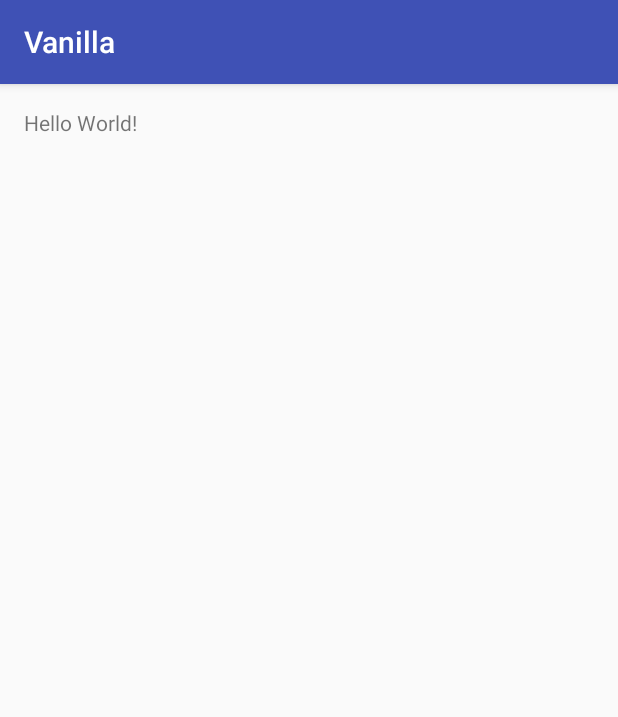
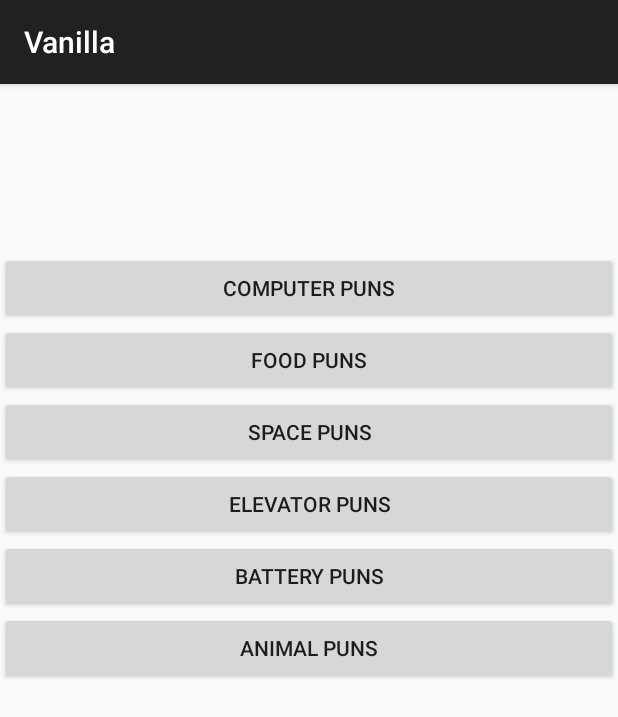
Before and after one commit to sinzianag/vanilla, an Android app: the screen it shows after launch (MainActivity), on a phone screen of 412 x 824 dp. Shown: the top 717 px of the screen. Run offline under Robolectric (Android 15) with nearby library versions, the phone set to English and light mode, and no system bars.

Commit message:
Simple app structure with Fragments

```diff
--- a/app/src/main/AndroidManifest.xml
+++ b/app/src/main/AndroidManifest.xml
@@ -7,7 +7,7 @@
         android:icon="@mipmap/ic_launcher"
         android:label="@string/app_name"
         android:supportsRtl="true"
-        android:theme="@style/AppTheme">
+        android:theme="@style/Theme.AppCompat.Light.DarkActionBar">
         <activity android:name=".MainActivity">
             <intent-filter>
                 <action android:name="android.intent.action.MAIN" />
--- a/app/src/main/java/me/sinziana/vanilla/MainActivity.java
+++ b/app/src/main/java/me/sinziana/vanilla/MainActivity.java
@@ -1,7 +1,9 @@
 package me.sinziana.vanilla;
 
+import android.app.FragmentManager;
 import android.support.v7.app.AppCompatActivity;
 import android.os.Bundle;
+import android.view.MenuItem;
 
 public class MainActivity extends AppCompatActivity {
 
@@ -9,5 +11,51 @@ public class MainActivity extends AppCompatActivity {
     protected void onCreate(Bundle savedInstanceState) {
         super.onCreate(savedInstanceState);
         setContentView(R.layout.activity_main);
+
+        if (findViewById(R.id.fragment_container) != null) {
+
+            if (savedInstanceState != null) {
+                return;
+            }
+
+            MainActivityFragment firstFragment = new MainActivityFragment();
+            firstFragment.setArguments(getIntent().getExtras());
+            getFragmentManager().beginTransaction()
+                    .add(R.id.fragment_container, firstFragment).commit();
+        }
+
+        handleBackStack();
+    }
+
+
+    @Override
+    public boolean onOptionsItemSelected(MenuItem item) {
+        switch (item.getItemId()) {
+            case android.R.id.home:
+                FragmentManager fm = getFragmentManager();
+                if (fm.getBackStackEntryCount() > 0) {
+                    fm.popBackStack();
+                }
+                return true;
+            default:
+                return super.onOptionsItemSelected(item);
+        }
+    }
+
+    private void handleBackStack() {
+        FragmentManager fragmentManager = getFragmentManager();
+        fragmentManager.addOnBackStackChangedListener(new FragmentManager.OnBackStackChangedListener() {
+            @Override
+            public void onBackStackChanged() {
+
+                if (getFragmentManager().getBackStackEntryCount() > 0) {
+                    getSupportActionBar().setDisplayHomeAsUpEnabled(true);
+                } else {
+                    getSupportActionBar().setDisplayHomeAsUpEnabled(false);
+                    getSupportActionBar().setTitle(R.string.app_name);
+                }
+            }
+
+        });
     }
 }
--- /dev/null
+++ b/app/src/main/java/me/sinziana/vanilla/MainActivityFragment.java
@@ -0,0 +1,95 @@
+package me.sinziana.vanilla;
+
+import android.app.Fragment;
+import android.app.FragmentTransaction;
+import android.os.Bundle;
+import android.view.LayoutInflater;
+import android.view.View;
+import android.view.ViewGroup;
+import android.widget.Button;
+
+import me.sinziana.vanilla.puns.AnimalPuns;
+import me.sinziana.vanilla.puns.BatteryPuns;
+import me.sinziana.vanilla.puns.ComputerPuns;
+import me.sinziana.vanilla.puns.ElevatorPuns;
+import me.sinziana.vanilla.puns.FoodPuns;
+import me.sinziana.vanilla.puns.SpacePuns;
+
+/**
+ * Created by sinziana on 1/14/17.
+ */
+
+public class MainActivityFragment extends Fragment {
+
+    public MainActivityFragment() {
+    }
+
+    @Override
+    public View onCreateView(LayoutInflater inflater, ViewGroup container,
+                             Bundle savedInstanceState) {
+
+        View mainFragmentView = inflater.inflate(R.layout.fragment_main, container, false);
+
+        Button computerButton = (Button) mainFragmentView.findViewById(R.id.computer);
+        computerButton.setOnClickListener(new View.OnClickListener() {
+            public void onClick(View v) {
+                goToFragment(new ComputerPuns());
+            }
+        });
+
+        Button foodButton = (Button) mainFragmentView.findViewById(R.id.food);
+        foodButton.setOnClickListener(new View.OnClickListener()
+        {
+            public void onClick(View v) {
+                goToFragment(new FoodPuns());
+            }
+        });
+
+        Button spaceButton = (Button) mainFragmentView.findViewById(R.id.space);
+        spaceButton.setOnClickListener(new View.OnClickListener()
+        {
+            public void onClick(View v) {
+                goToFragment(new SpacePuns());
+            }
+        });
+
+        Button elevatorButton = (Button) mainFragmentView.findViewById(R.id.elevator);
+        elevatorButton.setOnClickListener(new View.OnClickListener()
+        {
+            public void onClick(View v) {
+                goToFragment(new ElevatorPuns());
+            }
+        });
+
+        Button batteryButton = (Button) mainFragmentView.findViewById(R.id.battery);
+        batteryButton.setOnClickListener(new View.OnClickListener()
+        {
+            public void onClick(View v) {
+                goToFragment(new BatteryPuns());
+            }
+        });
+
+        Button animalButton = (Button) mainFragmentView.findViewById(R.id.animal);
+        animalButton.setOnClickListener(new View.OnClickListener()
+        {
+            public void onClick(View v) {
+                goToFragment(new AnimalPuns());
+            }
+        });
+        return mainFragmentView;
+    }
+
+    @Override
+    public void onCreate(Bundle savedInstanceState) {
+        super.onCreate(savedInstanceState);
+    }
+
+    private void goToFragment(Fragment newFragment) {
+            System.out.println("Button Pressed");
+            FragmentTransaction transaction = getFragmentManager().beginTransaction();
+            transaction.replace(R.id.fragment_container, newFragment);
+            transaction.addToBackStack(null);
+            transaction.commit();
+    }
+
+}
--- a/app/src/main/res/layout/activity_main.xml
+++ b/app/src/main/res/layout/activity_main.xml
@@ -1,17 +1,7 @@
-<?xml version="1.0" encoding="utf-8"?>
-<RelativeLayout xmlns:android="http://schemas.android.com/apk/res/android"
-    xmlns:tools="http://schemas.android.com/tools"
-    android:id="@+id/activity_main"
+<FrameLayout xmlns:android="http://schemas.android.com/apk/res/android"
+    android:id="@+id/fragment_container"
     android:layout_width="match_parent"
     android:layout_height="match_parent"
-    android:paddingBottom="@dimen/activity_vertical_margin"
-    android:paddingLeft="@dimen/activity_horizontal_margin"
-    android:paddingRight="@dimen/activity_horizontal_margin"
-    android:paddingTop="@dimen/activity_vertical_margin"
-    tools:context="me.sinziana.vanilla.MainActivity">
+    android:theme="@android:style/Theme.WithActionBar">
 
-    <TextView
-        android:layout_width="wrap_content"
-        android:layout_height="wrap_content"
-        android:text="Hello World!" />
-</RelativeLayout>
+</FrameLayout>
--- /dev/null
+++ b/app/src/main/res/layout/elevator_puns.xml
@@ -0,0 +1,6 @@
+<?xml version="1.0" encoding="utf-8"?>
+<LinearLayout xmlns:android="http://schemas.android.com/apk/res/android"
+    android:orientation="vertical" android:layout_width="match_parent"
+    android:layout_height="match_parent">
+
+</LinearLayout>
--- /dev/null
+++ b/app/src/main/res/layout/fragment_main.xml
@@ -0,0 +1,54 @@
+<?xml version="1.0" encoding="utf-8"?>
+<RelativeLayout xmlns:android="http://schemas.android.com/apk/res/android"
+    android:layout_width="match_parent" android:layout_height="match_parent">
+
+    <Button
+        android:layout_width="fill_parent"
+        android:layout_height="wrap_content"
+        android:text="@string/computer_puns"
+        android:id="@+id/computer"
+        android:layout_marginTop="112dp"
+        android:layout_alignParentTop="true"
+        android:layout_centerHorizontal="true"/>
+
+    <Button
+        android:layout_width="fill_parent"
+        android:layout_height="wrap_content"
+        android:text="@string/food_puns"
+        android:id="@+id/food"
+        android:layout_below="@+id/computer"
+        android:layout_centerHorizontal="true"/>
+
+    <Button
+        android:layout_width="fill_parent"
+        android:layout_height="wrap_content"
+        android:text="@string/space_puns"
+        android:id="@+id/space"
+        android:layout_below="@+id/food"
+        android:layout_centerHorizontal="true"/>
+
+    <Button
+        android:layout_width="fill_parent"
+        android:layout_height="wrap_content"
+        android:text="@string/elevator_puns"
+        android:id="@+id/elevator"
+        android:layout_below="@+id/space"
+        android:layout_centerHorizontal="true"/>
+
+    <Button
+        android:layout_width="fill_parent"
+        android:layout_height="wrap_content"
+        android:text="@string/battery_puns"
+        android:id="@+id/battery"
+        android:layout_below="@+id/elevator"
+        android:layout_centerHorizontal="true"/>
+
+    <Button
+        android:layout_width="fill_parent"
+        android:layout_height="wrap_content"
+        android:text="@string/animal_puns"
+        android:id="@+id/animal"
+        android:layout_below="@+id/battery"
+        android:layout_centerHorizontal="true"/>
+
+</RelativeLayout>
--- a/app/src/main/res/values/strings.xml
+++ b/app/src/main/res/values/strings.xml
@@ -1,3 +1,15 @@
 <resources>
     <string name="app_name">Vanilla</string>
+
+    <string name="computer_puns">Computer Puns</string>
+
+    <string name="food_puns">Food Puns</string>
+
+    <string name="space_puns">Space Puns</string>
+
+    <string name="elevator_puns">Elevator Puns</string>
+
+    <string name="battery_puns">Battery Puns</string>
+
+    <string name="animal_puns">Animal Puns</string>
 </resources>
```
Also changed, not shown: app/src/main/java/me/sinziana/vanilla/puns/AnimalPuns.java (added, +27 -0 lines), app/src/main/java/me/sinziana/vanilla/puns/BatteryPuns.java (added, +29 -0 lines), app/src/main/java/me/sinziana/vanilla/puns/ComputerPuns.java (added, +27 -0 lines), app/src/main/java/me/sinziana/vanilla/puns/ElevatorPuns.java (added, +29 -0 lines), app/src/main/java/me/sinziana/vanilla/puns/FoodPuns.java (added, +27 -0 lines), app/src/main/java/me/sinziana/vanilla/puns/SpacePuns.java (added, +28 -0 lines), app/src/main/res/layout/animal_puns.xml (added, +10 -0 lines), app/src/main/res/layout/battery_puns.xml (added, +10 -0 lines), app/src/main/res/layout/computer_puns.xml (added, +10 -0 lines), app/src/main/res/layout/food_puns.xml (added, +10 -0 lines), app/src/main/res/layout/space_puns.xml (added, +10 -0 lines).
